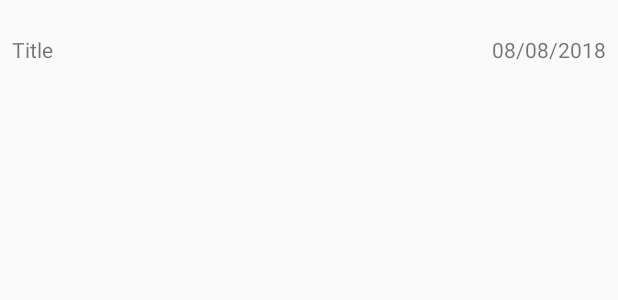
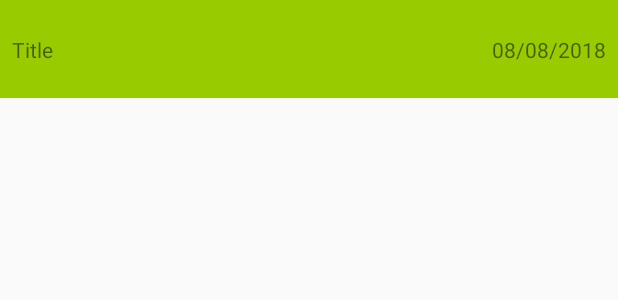
Before and after one commit to ancientloregames/Intercom, an Android app: the layout chat_detail_item_other.xml on its own in the app's theme, with its tools: preview values and no code run, on a phone screen of 412 x 824 dp. Shown: the top 300 px of the screen. Run offline under Robolectric (Android 15) with nearby library versions, the phone set to English and light mode, and no system bars.

Commit message:
chat list: basic chat items differences

```diff
--- a/app/src/main/res/layout/chat_detail_item_other.xml
+++ b/app/src/main/res/layout/chat_detail_item_other.xml
@@ -14,6 +14,7 @@
 			android:layout_height="65dp"
 			android:padding="8dp"
 			android:orientation="vertical"
+			android:background="@android:color/holo_green_light"
 	>
 
 		<androidx.appcompat.widget.AppCompatTextView
--- a/app/src/main/res/layout/chat_detail_item_user.xml
+++ b/app/src/main/res/layout/chat_detail_item_user.xml
@@ -14,6 +14,7 @@
 			android:layout_height="65dp"
 			android:padding="8dp"
 			android:orientation="vertical"
+			android:background="@android:color/holo_blue_light"
 	>
 
 		<androidx.appcompat.widget.AppCompatTextView
```
